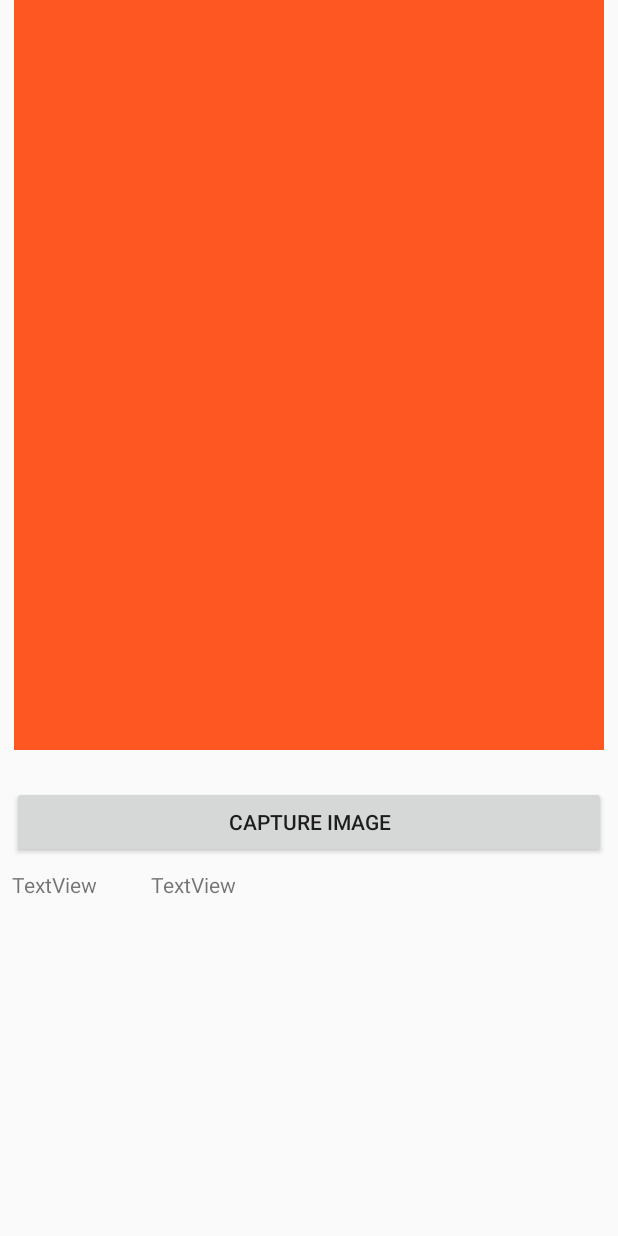
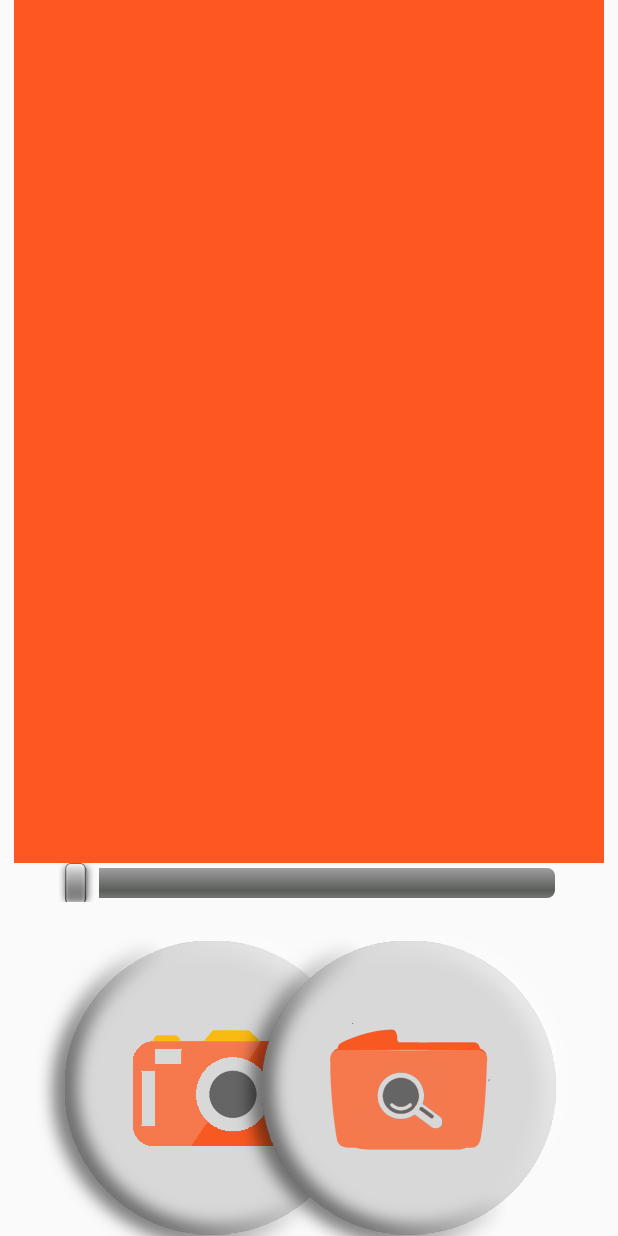
Before and after one commit to jersha/Android2, an Android app: the screen it shows after launch (MainActivity), on a phone screen of 412 x 824 dp. Run offline under Robolectric (Android 15) with nearby library versions, the phone set to English and light mode, and no system bars.

Commit message:
buttons and slider added

```diff
--- a/app/src/main/res/layout/activity_main.xml
+++ b/app/src/main/res/layout/activity_main.xml
@@ -11,9 +11,9 @@
     <ImageView
         android:id="@+id/imageView"
         android:layout_width="393dp"
-        android:layout_height="500dp"
+        android:layout_height="575dp"
         android:background="#FF5722"
-        android:scaleType="fitXY"
+        android:scaleType="centerInside"
         app:layout_constraintEnd_toEndOf="parent"
         app:layout_constraintStart_toStartOf="parent"
         app:layout_constraintTop_toTopOf="parent">
@@ -22,15 +22,29 @@
 
     <Button
         android:id="@+id/btnCaptureImage"
-        android:layout_width="match_parent"
+        android:layout_width="wrap_content"
         android:layout_height="wrap_content"
         android:layout_marginStart="8dp"
-        android:layout_marginTop="24dp"
+        android:layout_marginTop="32dp"
         android:layout_marginEnd="8dp"
+        android:background="@drawable/btn_cam"
         android:backgroundTintMode="src_in"
-        android:text="Capture Image"
         app:layout_constraintEnd_toEndOf="parent"
-        app:layout_constraintHorizontal_bias="0.0"
+        app:layout_constraintHorizontal_bias="0.1"
+        app:layout_constraintStart_toStartOf="parent"
+        app:layout_constraintTop_toBottomOf="@+id/imageView" />
+
+    <Button
+        android:id="@+id/btnBrowseImage"
+        android:layout_width="wrap_content"
+        android:layout_height="wrap_content"
+        android:layout_marginStart="8dp"
+        android:layout_marginTop="32dp"
+        android:layout_marginEnd="8dp"
+        android:background="@drawable/btn_browse"
+        android:backgroundTintMode="src_in"
+        app:layout_constraintEnd_toEndOf="parent"
+        app:layout_constraintHorizontal_bias="0.918"
         app:layout_constraintStart_toStartOf="parent"
         app:layout_constraintTop_toBottomOf="@+id/imageView" />
 
@@ -38,8 +52,8 @@
         android:id="@+id/txt_x"
         android:layout_width="wrap_content"
         android:layout_height="wrap_content"
-        android:layout_marginStart="8dp"
-        android:layout_marginTop="8dp"
+        android:layout_marginStart="40dp"
+        android:layout_marginTop="72dp"
         android:text="TextView"
         app:layout_constraintStart_toStartOf="parent"
         app:layout_constraintTop_toBottomOf="@+id/btnCaptureImage"
@@ -49,11 +63,21 @@
         android:id="@+id/txt_y"
         android:layout_width="wrap_content"
         android:layout_height="wrap_content"
-        android:layout_marginStart="36dp"
-        android:layout_marginTop="8dp"
+        android:layout_marginStart="40dp"
+        android:layout_marginTop="80dp"
         android:text="TextView"
         app:layout_constraintStart_toEndOf="@+id/txt_x"
         app:layout_constraintTop_toBottomOf="@+id/btnCaptureImage"
         tools:ignore="MissingConstraints" />
 
+    <SeekBar
+        android:id="@+id/seekBar"
+        style="@android:style/Widget.SeekBar"
+        android:layout_width="360dp"
+        android:layout_height="26dp"
+        android:progressTint="#F85922"
+        app:layout_constraintEnd_toEndOf="parent"
+        app:layout_constraintStart_toStartOf="parent"
+        app:layout_constraintTop_toBottomOf="@+id/imageView" />
+
 </androidx.constraintlayout.widget.ConstraintLayout>
```
Also changed, not shown: app/src/main/res/drawable-nodpi/btn_browse.png (added), app/src/main/res/drawable-nodpi/btn_cam.png (added).
